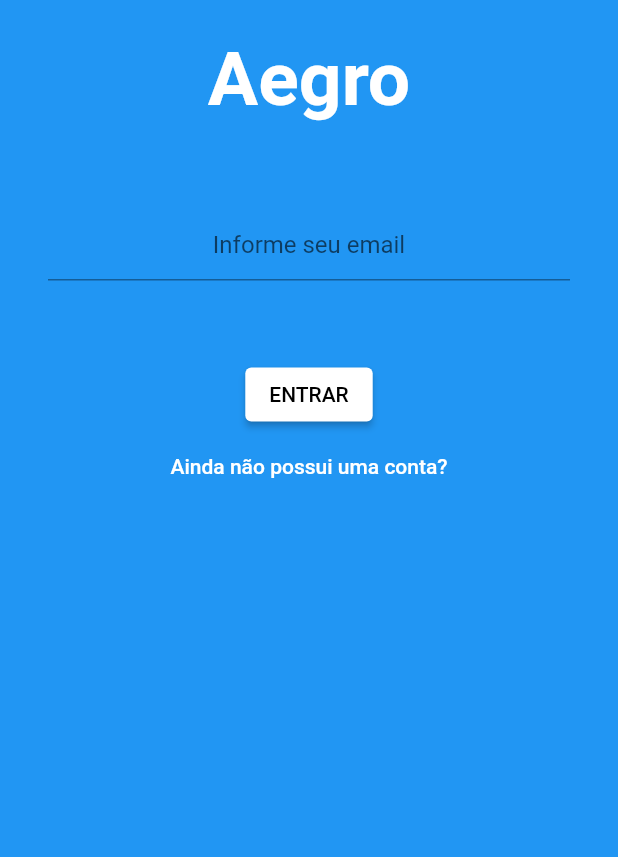
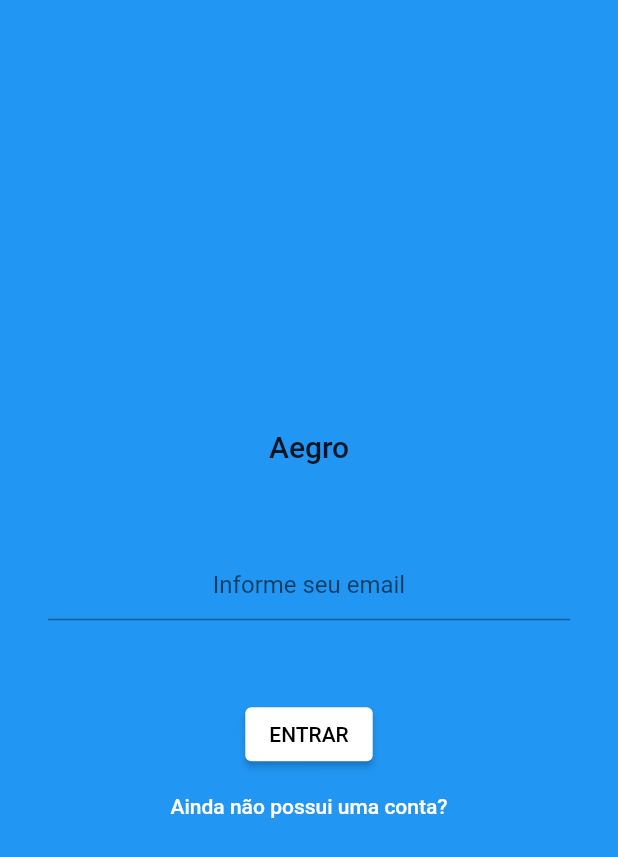
Before and after one commit to jhenriquedsilva/Seeder, a Flutter app: the screen it shows after launch, on a phone screen of 412 x 824 dp. Shown: the top 857 px of the screen. Run offline on Flutter 3.47's test engine with Material 2 defaults, Android fonts, the phone set to English and light mode, and no system bars; our stand-ins replace shared_preferences, sqflite; accounts and stored records are empty.

Commit message:
feature: wrap body with a Center widget

```diff
--- a/lib/ui/screens/sign_in_sign_up_screen.dart
+++ b/lib/ui/screens/sign_in_sign_up_screen.dart
@@ -15,7 +15,8 @@ class _SingInSignUpScreenState extends State<SingInSignUpScreen> {
     return Scaffold(
       backgroundColor: Theme.of(context).primaryColor,
       resizeToAvoidBottomInset: true,
-      body: SingleChildScrollView(
+      body: Center(
+        child: SingleChildScrollView(
           child: Column(
             mainAxisAlignment: MainAxisAlignment.center,
             crossAxisAlignment: CrossAxisAlignment.center,
@@ -25,15 +26,8 @@ class _SingInSignUpScreenState extends State<SingInSignUpScreen> {
                 padding: const EdgeInsets.all(8),
                 child: Row(
                   mainAxisAlignment: MainAxisAlignment.center,
-                children: const [
-                  Text(
-                    'Aegro',
-                    style: TextStyle(
-                      color: Colors.white,
-                      fontSize: 50,
-                      fontWeight: FontWeight.bold,
-                    ),
-                  )
+                  children: [
+                    Text('Aegro', style: Theme.of(context).textTheme.headline6)
                   ],
                 ),
               ),
@@ -41,6 +35,7 @@ class _SingInSignUpScreenState extends State<SingInSignUpScreen> {
             ],
           ),
         ),
+      ),
     );
   }
 }
```
Lines whose indentation alone changed are shown as unchanged.
